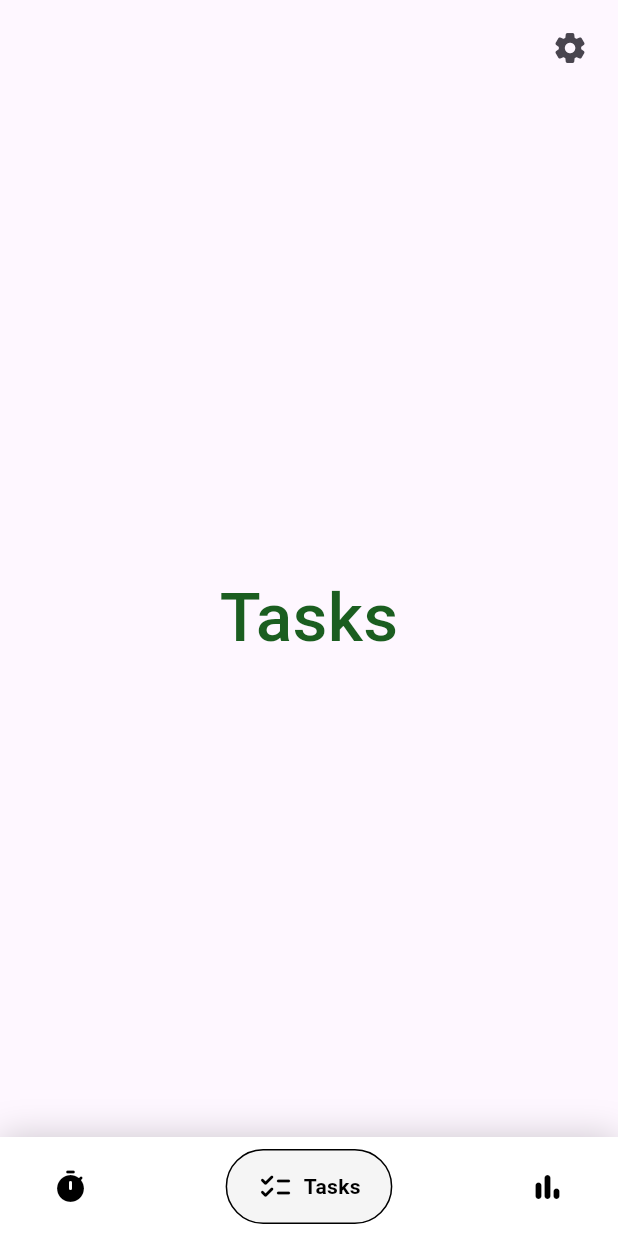
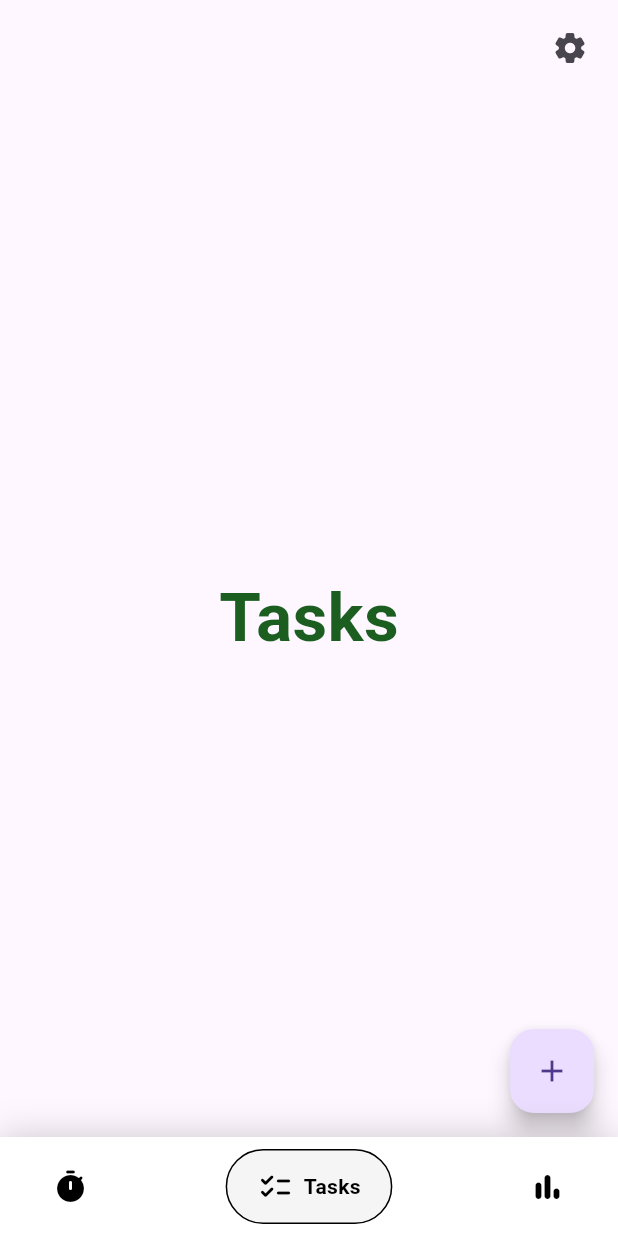
Before and after one commit to Arunhegde1231/pomato, a Flutter app: the screen it shows after launch, item 2 of the bottom bar chosen, on a phone screen of 412 x 824 dp. Run offline on Flutter 3.47's test engine with Material 3 defaults, Android fonts, the light colour scheme and no system bars; drawn by our look-alikes of google_nav_bar; our stand-ins replace flutter_form_builder, shared_preferences, sleek_circular_slider; missing offline and left inert: flutter_settings_ui.

Commit message:
added tasks form and buttons

```diff
--- a/lib/screens/settings.dart
+++ b/lib/screens/settings.dart
@@ -5,6 +5,9 @@ import 'package:provider/provider.dart';
 import 'package:sleek_circular_slider/sleek_circular_slider.dart';
 import 'package:shared_preferences/shared_preferences.dart';
 import 'package:pomato/notifiers.dart';
+
+
+final GlobalKey<ScaffoldState> _scaffoldKey = GlobalKey<ScaffoldState>();
 
 class SettingsPage extends StatefulWidget {
   const SettingsPage({super.key});
@@ -38,7 +41,7 @@ class _SettingsPageState extends State<SettingsPage> {
   void _showSliderDialog(BuildContext context, String title, String key) {
     showDialog(
       context: context,
-      builder: (BuildContext context) {
+      builder: (context) {
         return GlassEffect(
           blur: 3,
           opacity: 0.3,
@@ -123,6 +126,7 @@ class _SettingsPageState extends State<SettingsPage> {
   @override
   Widget build(BuildContext context) {
     return Scaffold(
+      key: _scaffoldKey,
       body: SafeArea(
         child: SettingsList(
           sections: [
--- a/lib/screens/taskscreen.dart
+++ b/lib/screens/taskscreen.dart
@@ -1,18 +1,34 @@
 import 'package:flutter/material.dart';
+import 'package:pomato/screens/newtask.dart';
+
 
 class TaskScreen extends StatelessWidget {
   const TaskScreen({super.key});
 
   @override
   Widget build(BuildContext context) {
-    return Center(
-      child: Text(
-        "Tasks",
-        style: TextStyle(
-          color: Colors.green[900],
-          fontSize: 45,
-          fontWeight: FontWeight.w500,
+    return Scaffold(
+      body: Center(
+        child: Text(
+          "Tasks",
+          style: TextStyle(
+            color: Colors.green[900],
+            fontSize: 45,
+            fontWeight: FontWeight.bold,
+          ),
         ),
+      ),
+      floatingActionButton: FloatingActionButton(
+        onPressed: () {
+          Navigator.push(
+              context,
+              MaterialPageRoute(
+                builder: (context) => const NewTask(),
+              ));
+        },
+        heroTag: 'newtask',
+        enableFeedback: true,
+        child: const Icon(Icons.add),
       ),
     );
   }
```
Also changed, not shown: lib/screens/newtask.dart (added, +48 -0 lines), pubspec.lock.
